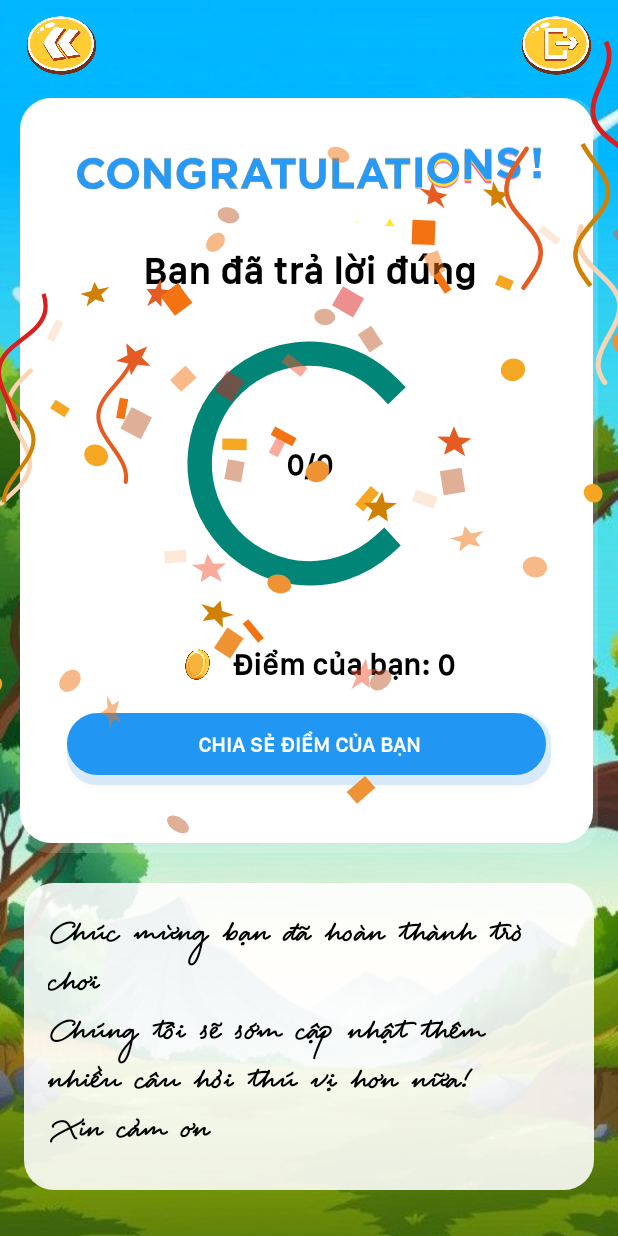
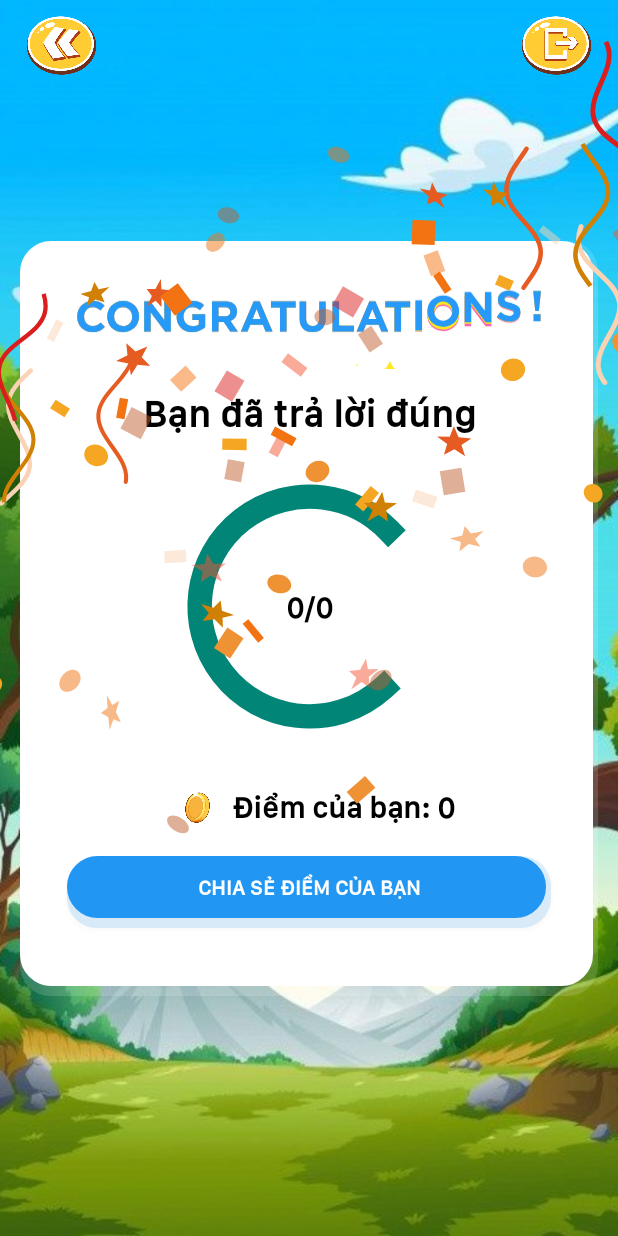
Before and after one commit to derekz7/DuoiHinhBatChuapp, an Android app: the WonActivity screen opened directly, with no data from a screen before it, on a phone screen of 412 x 824 dp. Run offline under Robolectric (Android 15) with nearby library versions, the phone set to English and light mode, and no system bars; our stand-ins replace sdp/ssp sizes; libraries missing offline, so code that uses them is left out: com.mikhaellopez.circularprogressbar; plain views replace CircularProgressBar; 3 statements that could not run were skipped.

Commit message:
final update

```diff
--- a/app/src/main/res/layout/activity_won.xml
+++ b/app/src/main/res/layout/activity_won.xml
@@ -19,7 +19,8 @@
 
         <RelativeLayout
             android:layout_width="match_parent"
-            android:layout_height="wrap_content">
+            android:layout_height="wrap_content"
+            tools:ignore="UselessParent">
 
             <ImageButton
                 android:id="@+id/igbExitGame"
@@ -47,14 +48,20 @@
 
         </RelativeLayout>
 
+
+    </LinearLayout>
+
     <androidx.constraintlayout.widget.ConstraintLayout
         android:layout_width="match_parent"
         android:layout_height="wrap_content"
         android:layout_marginHorizontal="@dimen/_10sdp"
-            android:layout_marginTop="10dp"
         android:background="@drawable/shadow_btn"
         android:backgroundTint="@color/white"
-            android:padding="15dp">
+        android:padding="15dp"
+        app:layout_constraintBottom_toBottomOf="parent"
+        app:layout_constraintEnd_toEndOf="parent"
+        app:layout_constraintStart_toStartOf="parent"
+        app:layout_constraintTop_toTopOf="parent">
 
         <com.airbnb.lottie.LottieAnimationView
             android:id="@+id/animation_view"
@@ -87,8 +94,8 @@
         <com.mikhaellopez.circularprogressbar.CircularProgressBar
             android:id="@+id/circularProgressBar"
             android:layout_width="@dimen/_150sdp"
+            android:layout_height="@dimen/_150sdp"
             android:layout_marginTop="15dp"
-                android:layout_height="@dimen/_150sdp"
             app:cpb_background_progressbar_color="#8E8E8E"
             app:cpb_background_progressbar_width="3dp"
             app:cpb_progress_direction="to_right"
@@ -118,21 +125,21 @@
             android:id="@+id/linear_Score"
             android:layout_width="wrap_content"
             android:layout_height="wrap_content"
+            android:gravity="center"
             android:orientation="horizontal"
-                android:gravity="center"
             app:layout_constraintBottom_toBottomOf="parent"
             app:layout_constraintEnd_toEndOf="parent"
             app:layout_constraintHorizontal_bias="0.533"
             app:layout_constraintStart_toStartOf="parent"
             app:layout_constraintTop_toBottomOf="@+id/circularProgressBar"
-                app:layout_constraintVertical_bias="0.191" >
+            app:layout_constraintVertical_bias="0.191">
 
             <ImageView
                 android:layout_width="25dp"
                 android:layout_height="25dp"
-                    android:src="@drawable/coin"
                 android:layout_marginEnd="10dp"
-                    android:scaleType="centerCrop"/>
+                android:scaleType="centerCrop"
+                android:src="@drawable/coin" />
 
             <TextView
                 android:id="@+id/txScore"
@@ -143,8 +150,7 @@
                 android:text="@string/yourscore"
                 android:textColor="@color/black"
                 android:textSize="20sp"
-                    android:textStyle="bold"
-                    />
+                android:textStyle="bold" />
         </LinearLayout>
 
 
@@ -158,32 +164,15 @@
             android:background="@drawable/shadow_btn"
             android:backgroundTint="#2196F3"
             android:fontFamily="@font/sanfancisco"
-                android:textStyle="bold"
             android:text="@string/share_your_score"
             android:textColor="@color/white"
+            android:textStyle="bold"
             app:layout_constraintBottom_toBottomOf="parent"
             app:layout_constraintEnd_toEndOf="parent"
             app:layout_constraintStart_toStartOf="parent"
             app:layout_constraintTop_toBottomOf="@+id/linear_Score" />
 
     </androidx.constraintlayout.widget.ConstraintLayout>
-
-        <TextView
-            android:id="@+id/textView5"
-            android:layout_width="match_parent"
-            android:layout_height="wrap_content"
-            android:layout_marginTop="20dp"
-            android:background="@drawable/corner_shape"
-            android:backgroundTint="#E1FFFFFF"
-            android:fontFamily="@font/respondent_medium"
-            android:padding="16dp"
-            android:layout_marginHorizontal="16dp"
-            android:text="Chúc mừng bạn đã hoàn thành trò chơi\nChúng tôi sẽ sớm cập nhật thêm nhiều câu hỏi thú vị hơn nữa!\nXin cảm ơn"
-            android:textColor="@color/black"
-            android:textStyle="bold"
-            android:textSize="25sp" />
-
-    </LinearLayout>
 
     <com.airbnb.lottie.LottieAnimationView
         android:id="@+id/anim_Phao"
```
Lines whose indentation alone changed are shown as unchanged.
